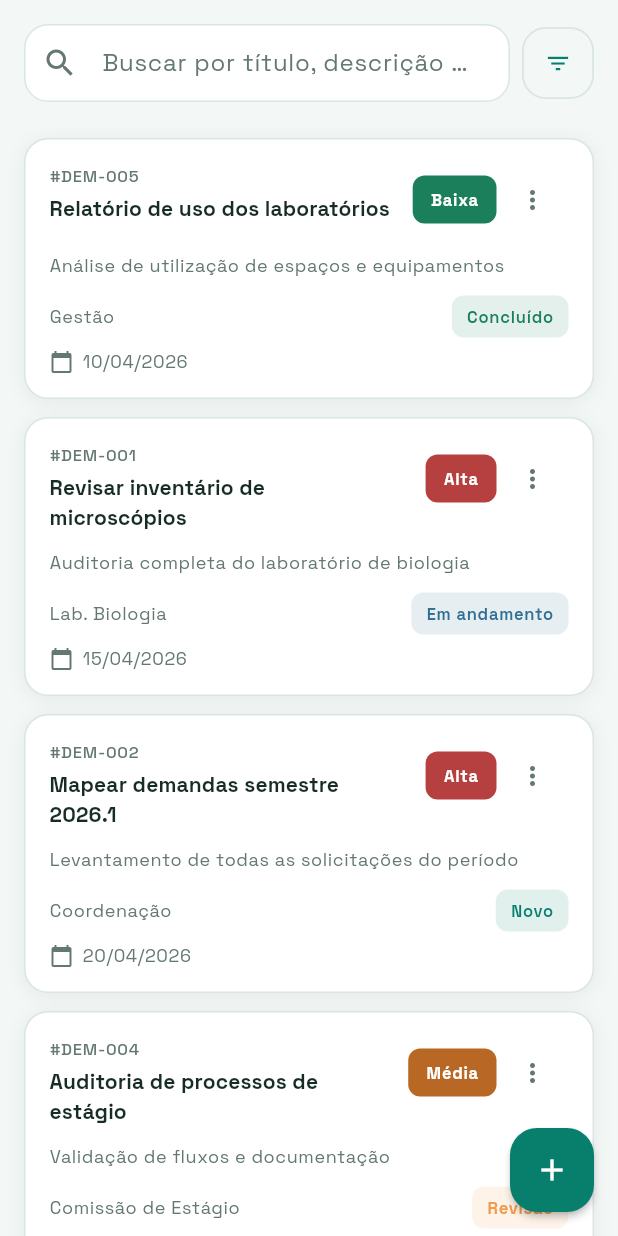
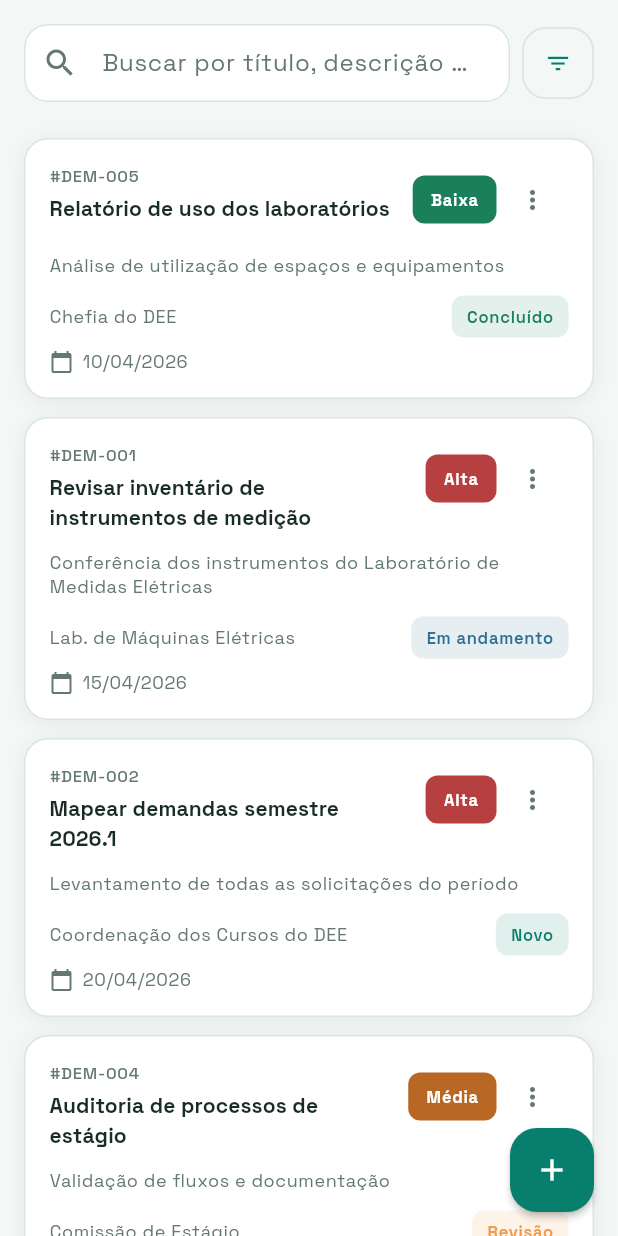
Before and after one commit to frahncky/SIGAD, a Flutter app: the DemandasPage screen opened directly, on a phone screen of 412 x 824 dp. Run offline on Flutter 3.47's test engine with Material 3 defaults, Android fonts, the phone set to English and light mode, and no system bars; our stand-ins replace google_fonts, shared_preferences; accounts and stored records are empty.

Commit message:
feat: institucionaliza SIGAD para o IFMA Monte Castelo [skip ci]

```diff
--- a/lib/core/services/chat_provider.dart
+++ b/lib/core/services/chat_provider.dart
@@ -39,23 +39,23 @@ class ChatProvider extends ChangeNotifier {
 
   final List<ChatContact> _baseContacts = const [
     ChatContact(
-      name: 'João Silva',
-      email: 'joao.silva@univ.br',
+      name: 'Professor Demo',
+      email: 'professor.demo@ifma.edu.br',
       role: UserRole.professor,
     ),
     ChatContact(
-      name: 'Maria Santos',
-      email: 'maria.santos@univ.br',
+      name: 'Coordenação Demo',
+      email: 'coordenacao.demo@ifma.edu.br',
       role: UserRole.coordenador,
     ),
     ChatContact(
-      name: 'Carlos Oliveira',
-      email: 'carlos.oliveira@univ.br',
+      name: 'Servidor Demo',
+      email: 'servidor.demo@ifma.edu.br',
       role: UserRole.servidorAdministrativo,
     ),
     ChatContact(
-      name: 'Ana Pereira',
-      email: 'ana.pereira@univ.br',
+      name: 'Chefia Demo',
+      email: 'chefia.demo@ifma.edu.br',
       role: UserRole.chefeDepartamento,
     ),
   ];
@@ -263,26 +263,26 @@ class ChatProvider extends ChangeNotifier {
 
   void _seedMessages() {
     _addSeedMessage(
-      senderEmail: 'maria.santos@univ.br',
-      recipientEmail: 'joao.silva@univ.br',
-      content: 'João, conseguiu fechar o relatório da turma de laboratório?',
+      senderEmail: 'coordenacao.demo@ifma.edu.br',
+      recipientEmail: 'professor.demo@ifma.edu.br',
+      content: 'Professor, conseguiu concluir o relatório da aula prática?',
       sentAt: DateTime.now().subtract(const Duration(hours: 3, minutes: 15)),
     );
     _addSeedMessage(
-      senderEmail: 'joao.silva@univ.br',
-      recipientEmail: 'maria.santos@univ.br',
+      senderEmail: 'professor.demo@ifma.edu.br',
+      recipientEmail: 'coordenacao.demo@ifma.edu.br',
       content: 'Sim, envio em 20 minutos com os ajustes finais.',
       sentAt: DateTime.now().subtract(const Duration(hours: 2, minutes: 58)),
     );
     _addSeedMessage(
-      senderEmail: 'ana.pereira@univ.br',
-      recipientEmail: 'carlos.oliveira@univ.br',
-      content: 'Carlos, precisamos validar os protocolos até 16h.',
+      senderEmail: 'chefia.demo@ifma.edu.br',
+      recipientEmail: 'servidor.demo@ifma.edu.br',
+      content: 'Precisamos validar os protocolos do DEE até 16h.',
       sentAt: DateTime.now().subtract(const Duration(hours: 1, minutes: 42)),
     );
     _addSeedMessage(
-      senderEmail: 'carlos.oliveira@univ.br',
-      recipientEmail: 'ana.pereira@univ.br',
+      senderEmail: 'servidor.demo@ifma.edu.br',
+      recipientEmail: 'chefia.demo@ifma.edu.br',
       content: 'Perfeito. Já estou finalizando a conferência.',
       sentAt: DateTime.now().subtract(const Duration(hours: 1, minutes: 30)),
     );
--- a/lib/features/aulas_praticas/presentation/pages/aulas_praticas_page.dart
+++ b/lib/features/aulas_praticas/presentation/pages/aulas_praticas_page.dart
@@ -21,10 +21,10 @@ class AulasPraticasPage extends StatefulWidget {
 
 class _AulasPraticasPageState extends State<AulasPraticasPage> {
   static const List<String> _laboratoriosDefault = [
-    'Lab Química 1',
-    'Lab Biologia 2',
-    'Lab Física 1',
-    'Lab Automação',
+    'Lab. de Eletrônica Analógica',
+    'Lab. de Máquinas Elétricas',
+    'Lab. de Medidas Elétricas',
+    'Lab. de Automação',
   ];
 
   static const List<String> _mesesDefault = [
--- a/lib/features/configuracoes/domain/configuracoes_service.dart
+++ b/lib/features/configuracoes/domain/configuracoes_service.dart
@@ -21,9 +21,9 @@ abstract final class ConfiguracoesService {
       backupAutomaticoAtivo: true,
       idioma: 'Português (Brasil)',
       tamanhoFonte: 'Médio',
-      nomePerfil: 'João Silva',
-      cargoPerfil: 'Coordenador Acadêmico',
-      emailUsuario: 'joao.silva@universidade.edu.br',
+      nomePerfil: 'Usuário Demonstrativo',
+      cargoPerfil: 'Coordenação dos Cursos do DEE',
+      emailUsuario: 'usuario.demo@ifma.edu.br',
       ultimaAlteracaoSenha: '20/02/2026',
       proximoBackup: '25/04/2026',
       ultimoBackup: '20/04/2026 às 14:30',
--- a/lib/features/demandas/domain/demandas_service.dart
+++ b/lib/features/demandas/domain/demandas_service.dart
@@ -21,12 +21,12 @@ abstract final class DemandasService {
   ];
 
   static const List<String> proprietarios = [
-    'Coordenação',
+    'Coordenação dos Cursos do DEE',
     'Secretaria Acadêmica',
-    'Lab. Biologia',
-    'TI',
-    'RH',
-    'Gestão',
+    'Lab. de Máquinas Elétricas',
+    'DTI do Campus',
+    'Gestão de Pessoas',
+    'Chefia do DEE',
     'Comissão de Estágio',
   ];
 
@@ -59,11 +59,12 @@ abstract final class DemandasService {
     return const [
       Demanda(
         id: '#DEM-001',
-        titulo: 'Revisar inventário de microscópios',
-        descricao: 'Auditoria completa do laboratório de biologia',
+        titulo: 'Revisar inventário de instrumentos de medição',
+        descricao:
+            'Conferência dos instrumentos do Laboratório de Medidas Elétricas',
         prioridade: 'Alta',
         statusLabel: 'Em andamento',
-        proprietario: 'Lab. Biologia',
+        proprietario: 'Lab. de Máquinas Elétricas',
         prazo: '15/04/2026',
       ),
       Demanda(
@@ -72,7 +73,7 @@ abstract final class DemandasService {
         descricao: 'Levantamento de todas as solicitações do período',
         prioridade: 'Alta',
         statusLabel: 'Novo',
-        proprietario: 'Coordenação',
+        proprietario: 'Coordenação dos Cursos do DEE',
         prazo: '20/04/2026',
       ),
       Demanda(
@@ -99,7 +100,7 @@ abstract final class DemandasService {
         descricao: 'Análise de utilização de espaços e equipamentos',
         prioridade: 'Baixa',
         statusLabel: 'Concluído',
-        proprietario: 'Gestão',
+        proprietario: 'Chefia do DEE',
         prazo: '10/04/2026',
       ),
     ];
--- a/lib/features/redesign/presentation/pages/sigad_redesign_pages.dart
+++ b/lib/features/redesign/presentation/pages/sigad_redesign_pages.dart
@@ -20,7 +20,7 @@ class SigadDashboardPage extends StatelessWidget {
         eyebrow: 'VISÃO GERAL',
         title: 'Olá, $firstName',
         subtitle:
-            'Acompanhe a operação acadêmica e administrativa em um só lugar.',
+            'Acompanhe a gestão acadêmica do IFMA — Campus São Luís–Monte Castelo.',
         actions: [
           _HeaderAction(
             icon: Icons.refresh_rounded,
@@ -185,26 +185,26 @@ class _SigadChatPageState extends State<SigadChatPage> {
 
   final List<_Conversation> _conversations = const [
     _Conversation(
-      name: 'Equipe do departamento',
+      name: 'Equipe do DEE',
       message: 'A pauta da reunião foi atualizada.',
       time: '10:42',
       unread: 3,
       group: true,
     ),
     _Conversation(
-      name: 'Coordenação de curso',
+      name: 'Coordenação dos cursos do DEE',
       message: 'Podemos revisar a distribuição amanhã?',
       time: '09:18',
       unread: 1,
       group: true,
     ),
     _Conversation(
-      name: 'Secretaria acadêmica',
+      name: 'Secretaria Acadêmica do Campus',
       message: 'Documento recebido e encaminhado.',
       time: 'Ontem',
     ),
     _Conversation(
-      name: 'Comissão de laboratórios',
+      name: 'Comissão de Laboratórios do DEE',
       message: 'A manutenção do equipamento foi concluída.',
       time: 'Ontem',
       group: true,
@@ -230,7 +230,8 @@ class _SigadChatPageState extends State<SigadChatPage> {
       header: _PageHeader(
         eyebrow: 'COMUNICAÇÃO',
         title: 'Bate-papo',
-        subtitle: 'Conversas, grupos e avisos internos do departamento.',
+        subtitle:
+            'Conversas, grupos e avisos internos do DEE — Campus Monte Castelo.',
         actions: [
           _HeaderAction(
             icon: Icons.add_comment_outlined,
--- a/lib/shared/widgets/brand_title.dart
+++ b/lib/shared/widgets/brand_title.dart
@@ -1,5 +1,6 @@
 import 'package:flutter/material.dart';
 import '../../app/theme/sigad_colors.dart';
+import '../../core/config/institutional_context.dart';
 
 class BrandTitle extends StatelessWidget {
   const BrandTitle({super.key, this.compact = false, this.light = false});
```
Also changed, not shown: lib/core/config/institutional_context.dart (added, +26 -0 lines), lib/features/aulas_praticas/domain/reserva_service.dart (+8 -8 lines), lib/features/carga_docente/data/seed_docentes.dart (+31 -31 lines), lib/features/carga_docente/presentation/pages/carga_docente_page.dart (+37 -37 lines), lib/features/configuracoes/data/configuracoes_repository.dart (+4 -4 lines), lib/features/login/presentation/pages/login_page_v2.dart (+12 -12 lines), 6 other files.
